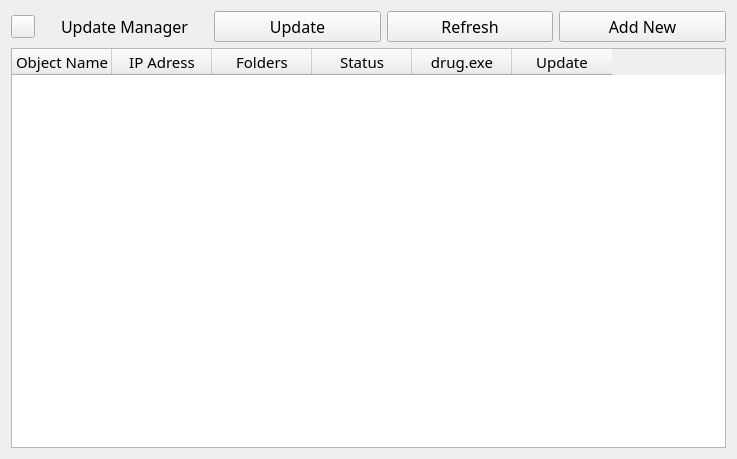
Extervin/AUCTool, file lib/serverupdate.ui: the form before one commit.
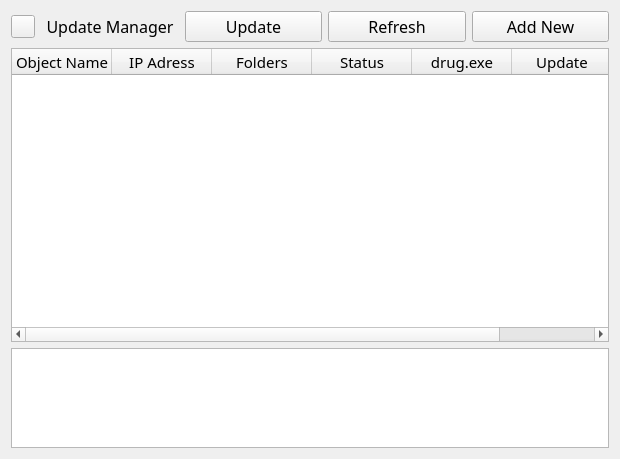
The form after the commit. Icons and pictures are not drawn.

```diff
--- a/lib/serverupdate.ui
+++ b/lib/serverupdate.ui
@@ -6,7 +6,7 @@
    <rect>
     <x>0</x>
     <y>0</y>
-    <width>737</width>
+    <width>620</width>
     <height>459</height>
    </rect>
   </property>
@@ -97,6 +97,12 @@
    </item>
    <item row="1" column="0" colspan="5">
     <widget class="QTableWidget" name="tableWidget">
+     <property name="sizePolicy">
+      <sizepolicy hsizetype="Expanding" vsizetype="Expanding">
+       <horstretch>0</horstretch>
+       <verstretch>2</verstretch>
+      </sizepolicy>
+     </property>
      <property name="font">
       <font>
        <family>Microsoft YaHei</family>
@@ -135,6 +141,22 @@
      </column>
     </widget>
    </item>
+   <item row="2" column="0" colspan="5">
+    <widget class="QTextBrowser" name="debugBrowser">
+     <property name="sizePolicy">
+      <sizepolicy hsizetype="Expanding" vsizetype="Fixed">
+       <horstretch>0</horstretch>
+       <verstretch>1</verstretch>
+      </sizepolicy>
+     </property>
+     <property name="maximumSize">
+      <size>
+       <width>16777215</width>
+       <height>100</height>
+      </size>
+     </property>
+    </widget>
+   </item>
   </layout>
  </widget>
  <resources/>
```
Left out of the diff: 116 changed lines with no effect on the pictures.
